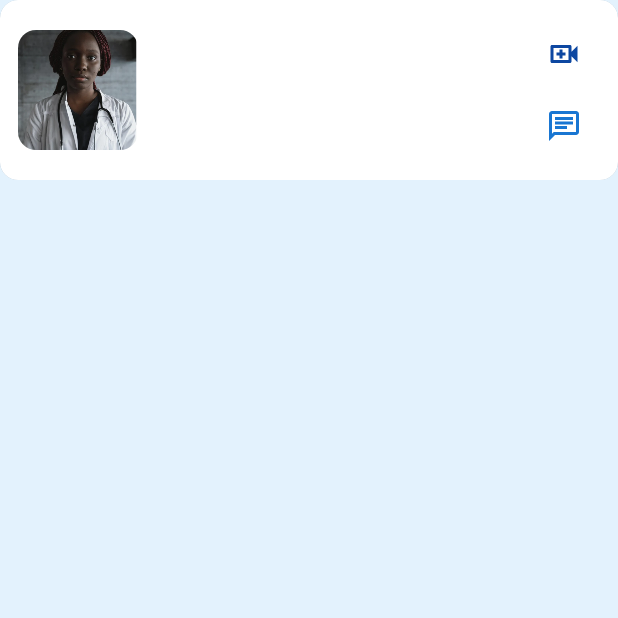
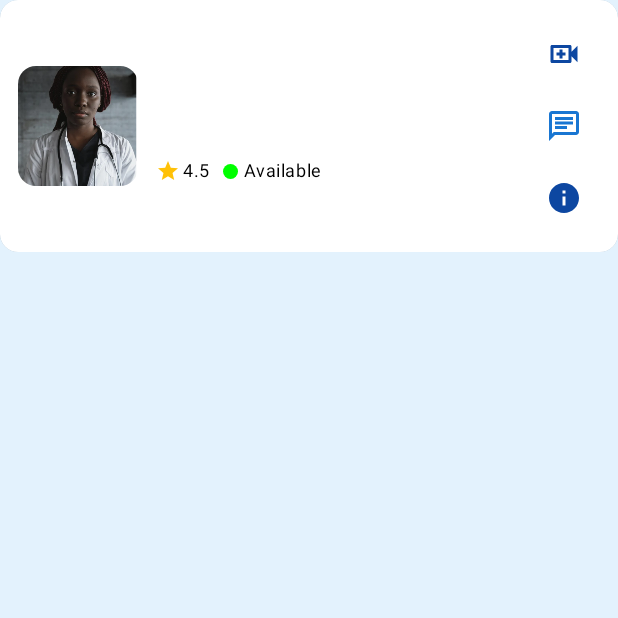
Before and after one commit to 1287Apiyo/MediLink_Kenya, an Android app built with Jetpack Compose: the composable SmallDoctorCard shown on its own in the app's theme, on a phone screen of 412 x 824 dp, the top half of it. Run offline under Robolectric (Android 15) with nearby library versions, the phone set to English and light mode, and no system bars.

Commit message:
search added

```diff
--- a/app/src/main/java/com/example/medilinkapp/ui/screens/consultationbooking/ConsultationScreen.kt
+++ b/app/src/main/java/com/example/medilinkapp/ui/screens/consultationbooking/ConsultationScreen.kt
@@ -9,9 +9,12 @@ import androidx.compose.foundation.clickable
 import androidx.compose.foundation.layout.*
 import androidx.compose.foundation.lazy.LazyColumn
 import androidx.compose.foundation.lazy.items
+import androidx.compose.foundation.shape.CircleShape
 import androidx.compose.foundation.shape.RoundedCornerShape
 import androidx.compose.material.icons.Icons
 import androidx.compose.material.icons.filled.ArrowBack
+import androidx.compose.material.icons.filled.Info
+import androidx.compose.material.icons.filled.Star
 import androidx.compose.material.icons.outlined.Chat
 import androidx.compose.material.icons.outlined.VideoCall
 import androidx.compose.material3.*
@@ -19,6 +22,7 @@ import androidx.compose.runtime.*
 import androidx.compose.ui.Alignment
 import androidx.compose.ui.Modifier
 import androidx.compose.ui.draw.clip
+import androidx.compose.ui.graphics.Color
 import androidx.compose.ui.layout.ContentScale
 import androidx.compose.ui.res.painterResource
 import androidx.compose.ui.text.font.FontFamily
@@ -41,12 +45,11 @@ fun ConsultationScreen(navController: NavController) {
     var searchQuery by remember { mutableStateOf("") }
     val coroutineScope = rememberCoroutineScope()
 
-    // Function to fetch doctors
     fun loadDoctors() {
         coroutineScope.launch {
             try {
                 doctors = repository.getDoctors()
-                filteredDoctors = doctors // Initially, all doctors are visible
+                filteredDoctors = doctors
                 error = null
             } catch (e: Exception) {
                 error = e.message
@@ -56,12 +59,10 @@ fun ConsultationScreen(navController: NavController) {
         }
     }
 
-    // Fetch doctors on first composition or when retrying
     LaunchedEffect(Unit) {
         loadDoctors()
     }
 
-    // Filter doctors based on search query
     LaunchedEffect(searchQuery, doctors) {
         filteredDoctors = if (searchQuery.isBlank()) {
             doctors
@@ -177,12 +178,14 @@ fun ConsultationScreen(navController: NavController) {
                                 SmallDoctorCard(
                                     doctor = doctor,
                                     onVideoCall = {
-                                        // Navigate to VideoCallScreen with the doctor's name as parameter
                                         navController.navigate("videoCallScreen/${doctor.name}")
                                     },
                                     onChat = {
-                                        // Navigate to ChatScreen with the doctor's name as parameter
                                         navController.navigate("chatScreen/${doctor.name}")
+                                    },
+                                    onInfo = {
+                                        // Navigate to a detailed profile screen (needs implementation)
+                                        navController.navigate("doctorProfileScreen/${doctor.name}")
                                     }
                                 )
                             }
@@ -196,7 +199,16 @@ fun ConsultationScreen(navController: NavController) {
 }
 
 @Composable
-fun SmallDoctorCard(doctor: Doctor, onVideoCall: () -> Unit, onChat: () -> Unit) {
+fun SmallDoctorCard(
+    doctor: Doctor,
+    onVideoCall: () -> Unit,
+    onChat: () -> Unit,
+    onInfo: () -> Unit
+) {
+    // Dummy values for rating and availability; replace with real data if available.
+    val rating = 4.5f
+    val isAvailable = true
+
     Card(
         modifier = Modifier
             .fillMaxWidth()
@@ -247,6 +259,33 @@ fun SmallDoctorCard(doctor: Doctor, onVideoCall: () -> Unit, onChat: () -> Unit)
                         color = MaterialTheme.colorScheme.onSurfaceVariant
                     )
                 )
+                Spacer(modifier = Modifier.height(4.dp))
+                // Rating and Availability Row
+                Row(verticalAlignment = Alignment.CenterVertically) {
+                    Icon(
+                        imageVector = Icons.Filled.Star,
+                        contentDescription = "Rating",
+                        tint = Color(0xFFFFC107), // Amber color for star
+                        modifier = Modifier.size(16.dp)
+                    )
+                    Spacer(modifier = Modifier.width(2.dp))
+                    Text(
+                        text = rating.toString(),
+                        style = MaterialTheme.typography.bodySmall
+                    )
+                    Spacer(modifier = Modifier.width(8.dp))
+                    Box(
+                        modifier = Modifier
+                            .size(10.dp)
+                            .clip(CircleShape)
+                            .background(if (isAvailable) Color.Green else Color.Red)
+                    )
+                    Spacer(modifier = Modifier.width(4.dp))
+                    Text(
+                        text = if (isAvailable) "Available" else "Busy",
+                        style = MaterialTheme.typography.bodySmall
+                    )
+                }
             }
             Spacer(modifier = Modifier.width(12.dp))
             Column(horizontalAlignment = Alignment.CenterHorizontally) {
@@ -264,6 +303,13 @@ fun SmallDoctorCard(doctor: Doctor, onVideoCall: () -> Unit, onChat: () -> Unit)
                         tint = MaterialTheme.colorScheme.secondary
                     )
                 }
+                IconButton(onClick = onInfo) {
+                    Icon(
+                        imageVector = Icons.Filled.Info,
+                        contentDescription = "Info",
+                        tint = MaterialTheme.colorScheme.primary
+                    )
+                }
             }
         }
     }
```
Also changed, not shown: app/src/main/java/com/example/medilinkapp/model/ChatMessage.kt (added, +7 -0 lines), app/src/main/java/com/example/medilinkapp/ui/screens/consultationbooking/VideoCallScreen.kt (+115 -23 lines).
